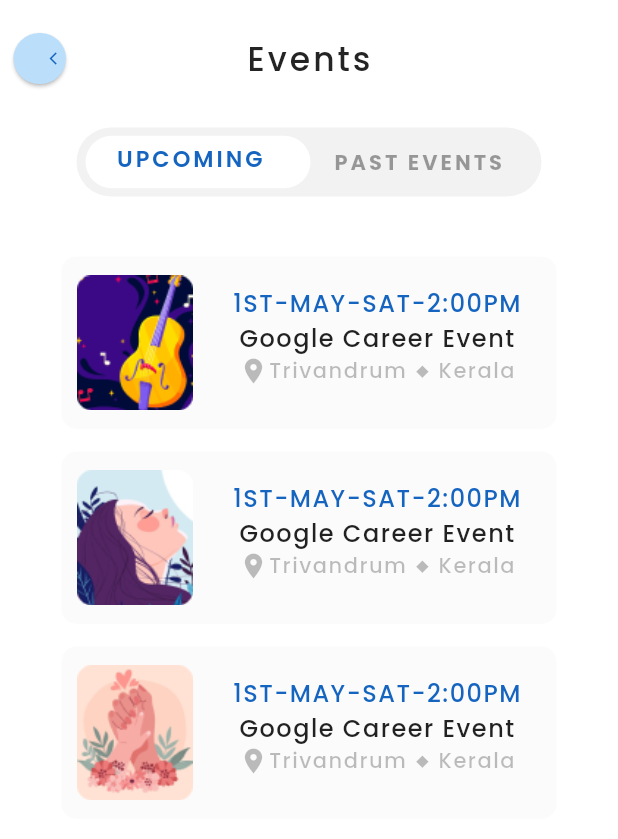
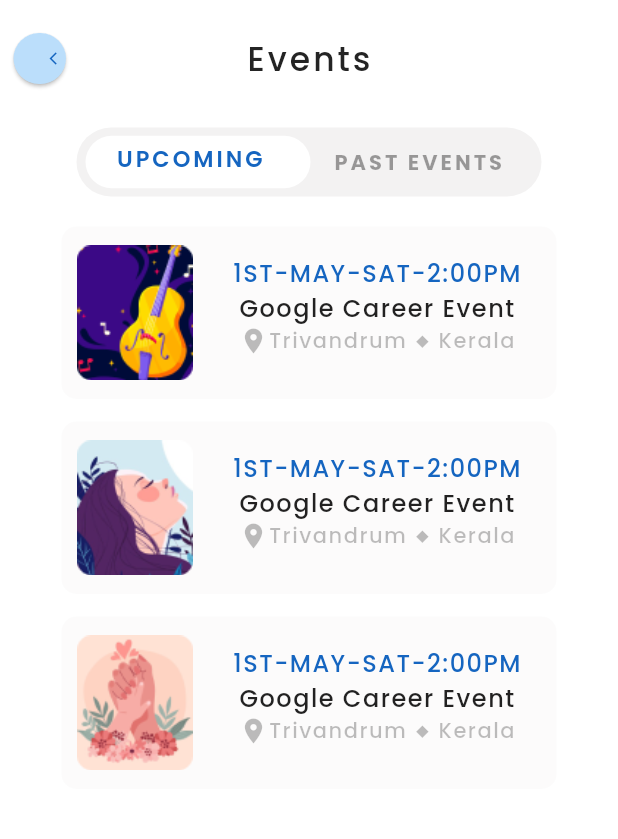
Before and after one commit to mirsadkt/campus-recruitment, a Flutter app: the screen it shows after launch, on a phone screen of 412 x 824 dp. Shown: the top 839 px of the screen. Run offline on Flutter 3.47's test engine with Material 3 defaults, Android fonts, the phone set to English and light mode, and no system bars; our stand-ins replace google_fonts; missing offline and left inert: dart:html.

Commit message:
adjusted size of the first event a bit

```diff
--- a/lib/pages/upcomingevents.dart
+++ b/lib/pages/upcomingevents.dart
@@ -119,7 +119,7 @@
               ),
             ),
             Padding(
-              padding: EdgeInsets.only(top: 40),
+              padding: EdgeInsets.only(top: 20),
               child: Container(
                 height: 115,
                 width: 330,
```
